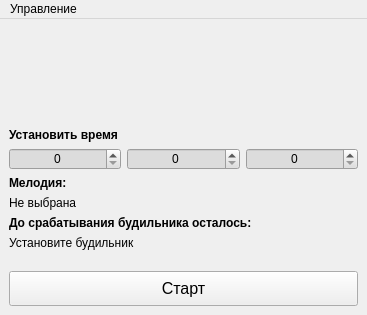
Qt form problems/sprint2/alarm/submission/mainwindow.ui (kiselevm2023/cpp-qt) before a commit.
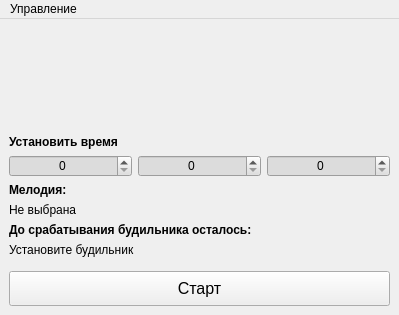
The same form after that commit. Icons and pictures are not drawn.

```diff
--- a/problems/sprint2/alarm/submission/mainwindow.ui
+++ b/problems/sprint2/alarm/submission/mainwindow.ui
@@ -6,7 +6,7 @@
    <rect>
     <x>0</x>
     <y>0</y>
-    <width>367</width>
+    <width>399</width>
     <height>315</height>
    </rect>
   </property>
@@ -21,6 +21,16 @@
   </property>
   <widget class="QWidget" name="centralwidget">
    <layout class="QVBoxLayout" name="verticalLayout">
+    <item>
+     <widget class="QLabel" name="lbl_alarm">
+      <property name="text">
+       <string/>
+      </property>
+      <property name="alignment">
+       <set>Qt::AlignmentFlag::AlignRight|Qt::AlignmentFlag::AlignTrailing|Qt::AlignmentFlag::AlignVCenter</set>
+      </property>
+     </widget>
+    </item>
     <item>
      <spacer name="verticalSpacer_3">
       <property name="orientation">
@@ -198,8 +208,8 @@
     <rect>
      <x>0</x>
      <y>0</y>
-     <width>367</width>
-     <height>24</height>
+     <width>399</width>
+     <height>22</height>
     </rect>
    </property>
    <property name="contextMenuPolicy">
```
Left out of the diff: 34 changed lines with no effect on the pictures.
